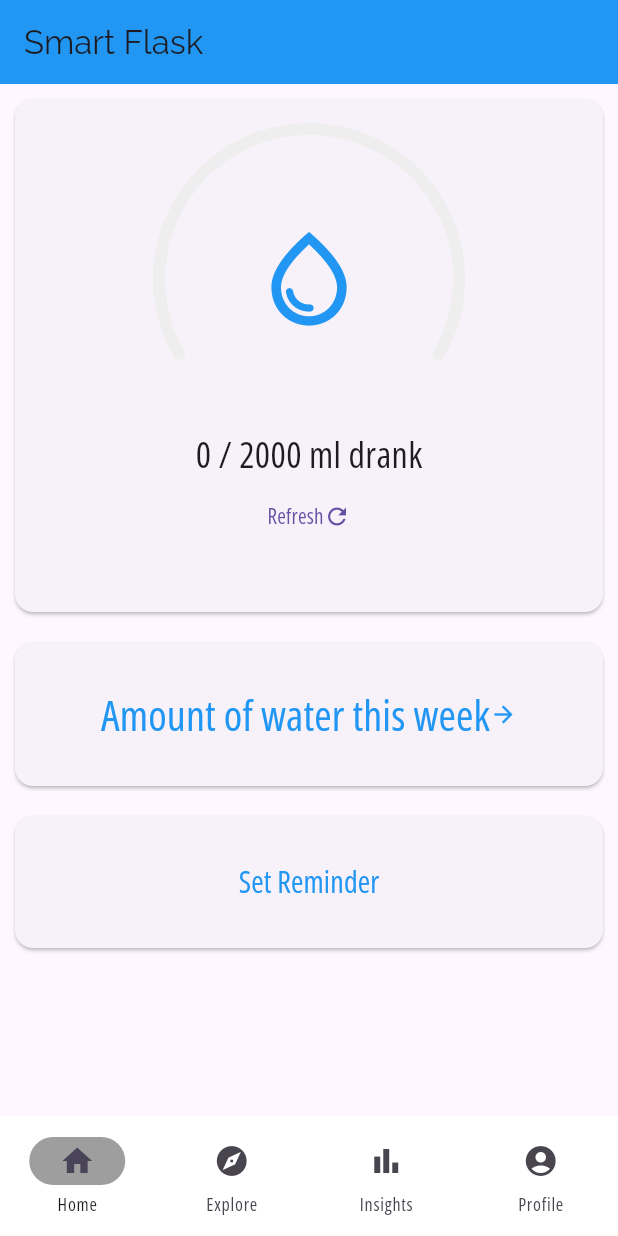
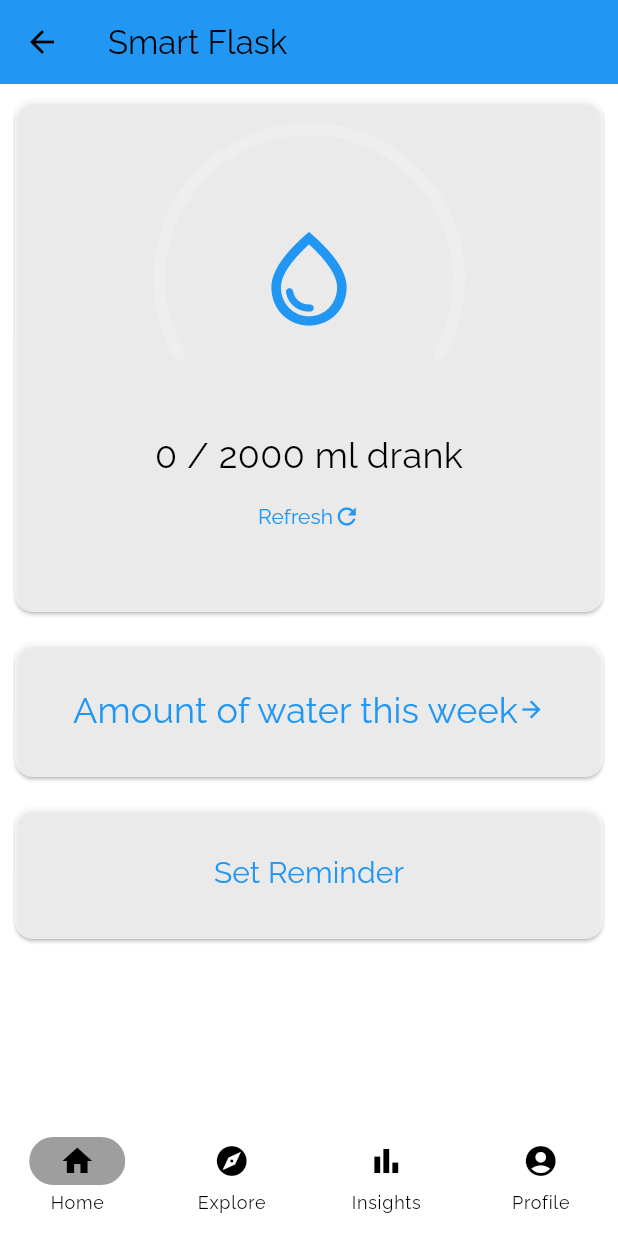
Before and after one commit to haowenyu49/smart-flask, a Flutter app: the screen it shows after launch, after a tap on "Login", after a tap on "Forgot Password?", on a phone screen of 412 x 824 dp. Run offline on Flutter 3.47's test engine with Material 3 defaults, Android fonts, the phone set to English and light mode, and no system bars; our stand-ins replace cloud_firestore, firebase_auth, firebase_core, fl_chart, google_fonts, google_sign_in and 2 more; accounts and stored records are empty.

Commit message:
Style Changes

```diff
--- a/lib/Dashboard.dart
+++ b/lib/Dashboard.dart
@@ -22,9 +22,7 @@ class _DashboardState extends State<Dashboard> {
   @override
   Widget build(BuildContext context)
   {
-    return MaterialApp(
-      theme: ThemeData(fontFamily: 'OpenSans'),
-      home:Scaffold(
+    return Scaffold(
         appBar: AppBar(
           title: const Text('Smart Flask',
               style: TextStyle(fontFamily: 'Raleway')),
@@ -33,9 +31,8 @@ class _DashboardState extends State<Dashboard> {
         ),
         body: pages[selectedPageIndex],
         bottomNavigationBar: NavigationBar(
-          backgroundColor: Color.fromRGBO(255, 255, 255, 1),
-          overlayColor: MaterialStateProperty.all(Colors.grey) ,
           indicatorColor: Colors.grey,
+          elevation: 2,
           destinations: const [
             NavigationDestination(
                 icon: Icon(Icons.home),
@@ -59,9 +56,6 @@ class _DashboardState extends State<Dashboard> {
           },
           animationDuration: Duration(milliseconds: 1000),
         ),
-      ),
-
-
     );
   }
 
--- a/lib/components/homepage.dart
+++ b/lib/components/homepage.dart
@@ -254,7 +254,7 @@ class _BottomSheetClassState extends State<BottomSheetClass> {
             child: Row(mainAxisAlignment: MainAxisAlignment.center, children: const [
               Text(
                 'Amount of water this week',
-                style: TextStyle(fontSize: 28, color: Colors.blue),
+                style: TextStyle(fontSize: 24, color: Colors.blue),
               ),
               Icon(Icons.arrow_forward, color: Colors.blue),
             ])));
--- a/lib/main.dart
+++ b/lib/main.dart
@@ -21,7 +21,19 @@ class MyApp extends StatelessWidget {
       debugShowCheckedModeBanner: false,
       theme: ThemeData(
         fontFamily: 'Raleway',
-        colorScheme: ColorScheme.fromSeed(seedColor: Colors.blue),
+        colorScheme: ColorScheme(
+            primary: Colors.blue,
+            secondary: Colors.blueAccent,
+            surface: Colors.white70,
+            background: Colors.white,
+            error: Colors.red,
+            onPrimary: Colors.black,
+            onSecondary: Colors.black,
+            onBackground: Colors.white,
+            onSurface: Colors.black,
+            onError: Colors.white,
+            brightness: Brightness.light
+        ),
         useMaterial3: true,
       ),
       home: const SplashScreen(),
```
